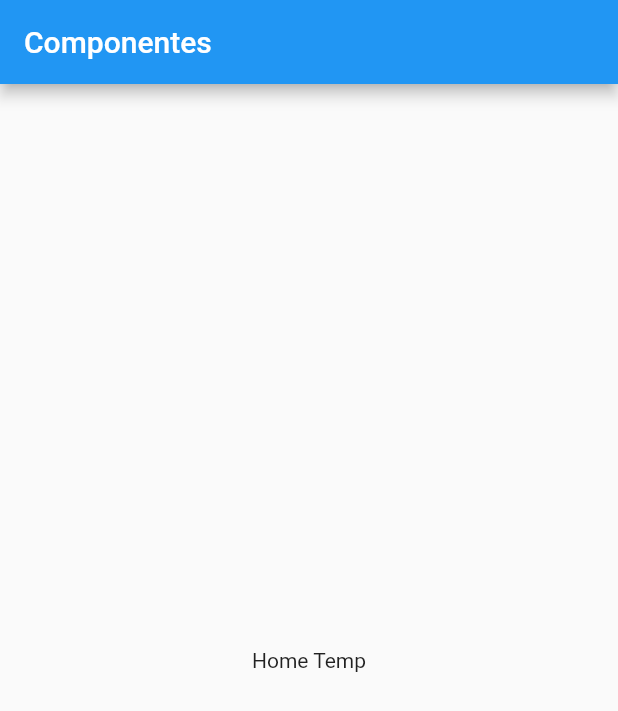
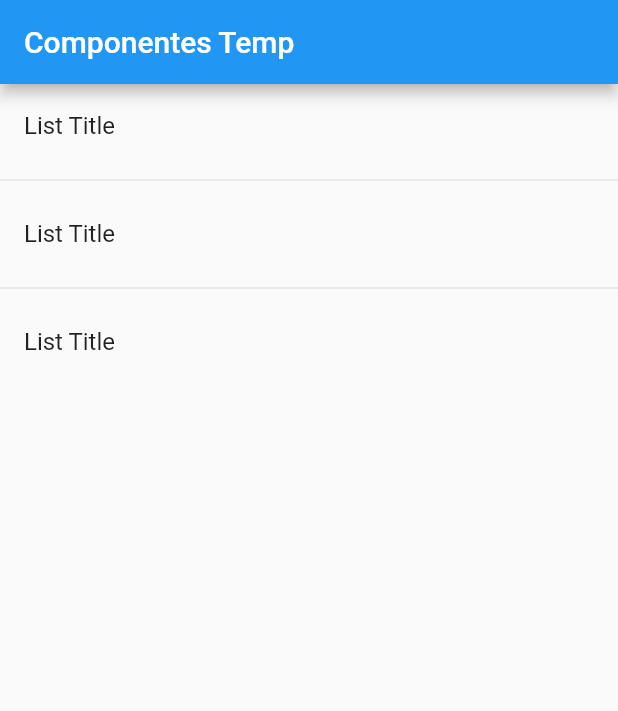
Before and after one commit to ArthurDioses/Component_Flutter_FerHe, a Flutter app: the screen it shows after launch, on a phone screen of 412 x 824 dp. Shown: the top 711 px of the screen. Run offline on Flutter 3.47's test engine with Material 2 defaults, Android fonts, the phone set to English and light mode, and no system bars.

Commit message:
- Rename home_page_temp, - Create new list test

```diff
--- a/lib/main.dart
+++ b/lib/main.dart
@@ -1,4 +1,4 @@
-import 'package:component_flutter_ferhe/src/pages/home_temp.dart';
+import 'package:component_flutter_ferhe/src/pages/home_page_temp.dart';
 import 'package:flutter/material.dart';
 
 void main() => runApp(MyApp());
@@ -9,11 +9,7 @@ class MyApp extends StatelessWidget {
     return MaterialApp(
       title: 'Componentes App',
       debugShowCheckedModeBanner: false,
-      home: Scaffold(
-          appBar: AppBar(
-            title: Text('Componentes'),
-          ),
-          body: HomePageTemp()),
+      home: HomePageTemp(),
     );
   }
 }
--- /dev/null
+++ b/lib/src/pages/home_page_temp.dart
@@ -0,0 +1,27 @@
+import 'package:flutter/material.dart';
+
+class HomePageTemp extends StatelessWidget {
+  @override
+  Widget build(BuildContext context) {
+    return Scaffold(
+      appBar: AppBar(
+        title: Text('Componentes Temp'),
+      ),
+      body: ListView(
+        children: <Widget>[
+          ListTile(
+            title: Text('List Title'),
+          ),
+          Divider(),
+          ListTile(
+            title: Text('List Title'),
+          ),
+          Divider(),
+          ListTile(
+            title: Text('List Title'),
+          )
+        ],
+      ),
+    );
+  }
+}
--- a/lib/src/pages/home_temp.dart
+++ /dev/null
@@ -1,10 +0,0 @@
-import 'package:flutter/material.dart';
-
-class HomePageTemp extends StatelessWidget {
-  @override
-  Widget build(BuildContext context) {
-    return Center(
-      child: Text('Home Temp'),
-    );
-  }
-}
```
